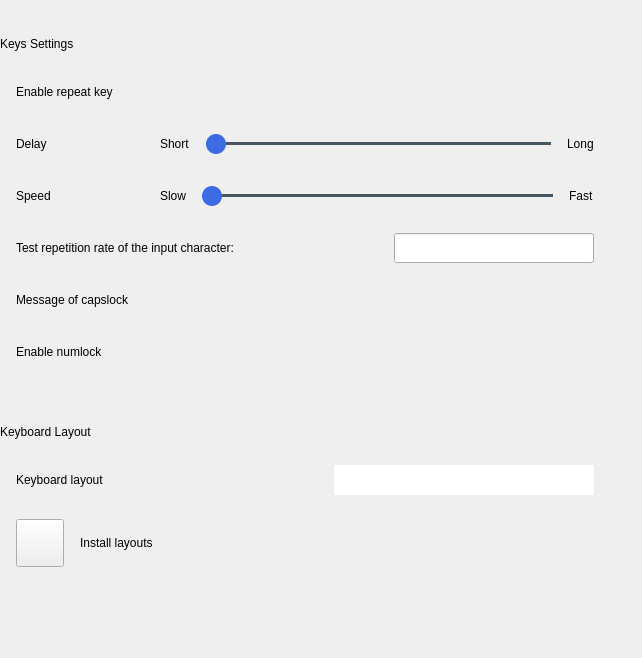
Above: plugins/devices/keyboard/keyboardcontrol.ui from ukui/ukui-control-center before the change. Below: the same form after it.
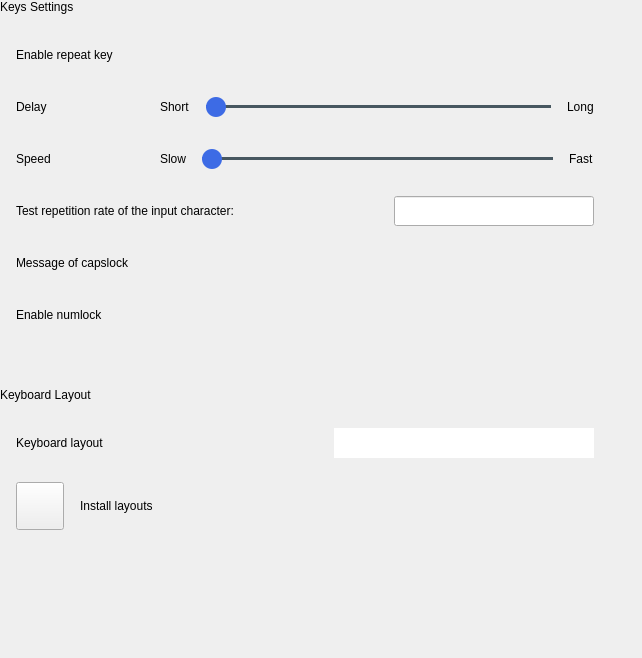
That is the form after the change. Icons and pictures are not drawn.

Diff of the .ui file:
```diff
--- a/plugins/devices/keyboard/keyboardcontrol.ui
+++ b/plugins/devices/keyboard/keyboardcontrol.ui
@@ -967,6 +967,19 @@
      </layout>
     </widget>
    </item>
+   <item>
+    <spacer name="verticalSpacer_2">
+     <property name="orientation">
+      <enum>Qt::Vertical</enum>
+     </property>
+     <property name="sizeHint" stdset="0">
+      <size>
+       <width>20</width>
+       <height>40</height>
+      </size>
+     </property>
+    </spacer>
+   </item>
   </layout>
  </widget>
  <layoutdefault spacing="6" margin="11"/>
```
